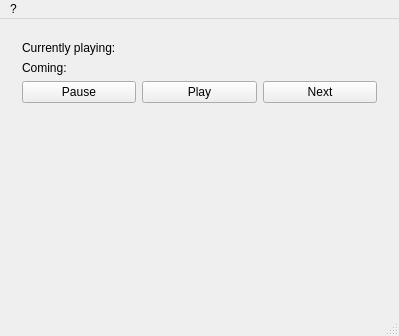
noviware/libsmoozik-qt, file demos/simplestclient/smooziksimplestclientwindow.ui: the form before one commit.
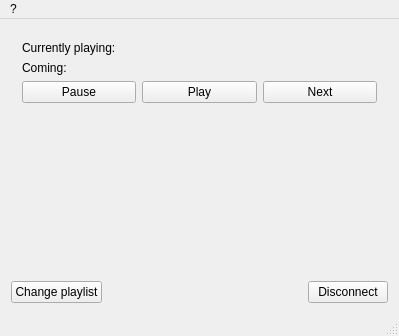
The form after the commit.

Commit message: Add disconnecting and changing playlist during session in Simplest Client

The edit to the form file:
```diff
--- a/demos/simplestclient/smooziksimplestclientwindow.ui
+++ b/demos/simplestclient/smooziksimplestclientwindow.ui
@@ -14,7 +14,7 @@
    <string>SmoozikSimplestClientWindow</string>
   </property>
   <widget class="QWidget" name="centralWidget">
-   <layout class="QHBoxLayout" name="horizontalLayout">
+   <layout class="QVBoxLayout" name="verticalLayout_4">
     <item>
      <widget class="QStackedWidget" name="stackedWidget">
       <property name="currentIndex">
@@ -190,6 +190,40 @@
       </widget>
      </widget>
     </item>
+    <item>
+     <layout class="QHBoxLayout" name="horizontalLayout">
+      <property name="topMargin">
+       <number>0</number>
+      </property>
+      <item>
+       <widget class="QPushButton" name="changePlaylistButton">
+        <property name="text">
+         <string>Change playlist</string>
+        </property>
+       </widget>
+      </item>
+      <item>
+       <spacer name="horizontalSpacer">
+        <property name="orientation">
+         <enum>Qt::Horizontal</enum>
+        </property>
+        <property name="sizeHint" stdset="0">
+         <size>
+          <width>40</width>
+          <height>20</height>
+         </size>
+        </property>
+       </spacer>
+      </item>
+      <item>
+       <widget class="QPushButton" name="disconnectButton">
+        <property name="text">
+         <string>Disconnect</string>
+        </property>
+       </widget>
+      </item>
+     </layout>
+    </item>
    </layout>
   </widget>
   <widget class="QMenuBar" name="menuBar">
```
The commit also changes 3 other files.
